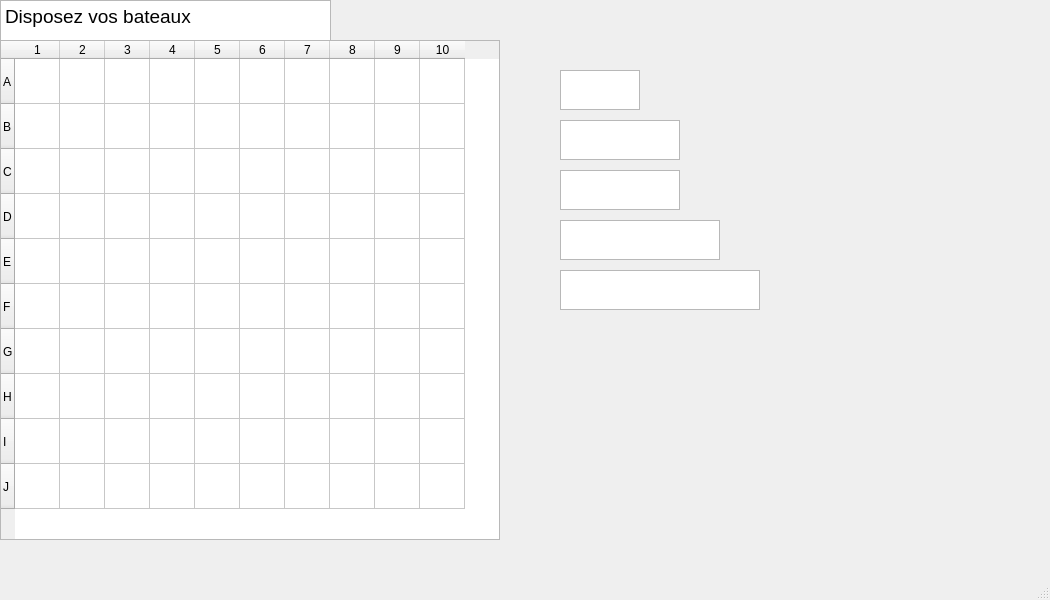
First picture: the form in shipchoice.ui, repository Mardaspan/BatailleNavale, before the edit.
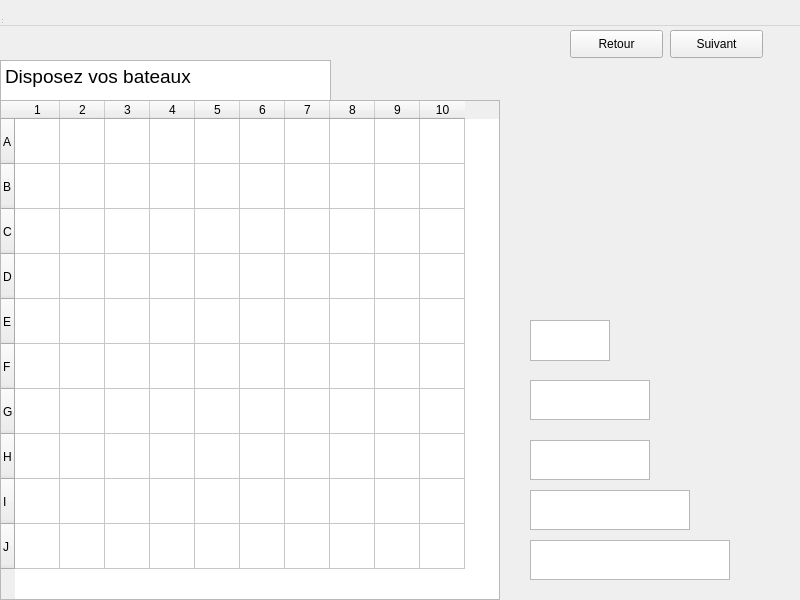
Second picture: the form after the edit.

```diff
--- a/shipchoice.ui
+++ b/shipchoice.ui
@@ -1,24 +1,32 @@
 <?xml version="1.0" encoding="UTF-8"?>
 <ui version="4.0">
  <class>ShipChoice</class>
- <widget class="QMainWindow" name="ShipChoice">
+ <widget class="QWidget" name="ShipChoice">
   <property name="geometry">
    <rect>
     <x>0</x>
     <y>0</y>
-    <width>1050</width>
+    <width>800</width>
     <height>600</height>
    </rect>
   </property>
   <property name="windowTitle">
    <string>Bataille Navale</string>
   </property>
-  <widget class="QWidget" name="centralwidget">
+  <widget class="QWidget" name="centralwidget" native="true">
+   <property name="geometry">
+    <rect>
+     <x>0</x>
+     <y>0</y>
+     <width>800</width>
+     <height>600</height>
+    </rect>
+   </property>
    <widget class="QTableWidget" name="tableWidget">
     <property name="geometry">
      <rect>
       <x>0</x>
-      <y>40</y>
+      <y>100</y>
       <width>500</width>
       <height>500</height>
      </rect>
@@ -106,7 +114,7 @@
     <property name="geometry">
      <rect>
       <x>0</x>
-      <y>0</y>
+      <y>60</y>
       <width>331</width>
       <height>41</height>
      </rect>
@@ -122,18 +130,30 @@
    <widget class="QGraphicsView" name="Destroyer1">
     <property name="geometry">
      <rect>
-      <x>560</x>
-      <y>70</y>
+      <x>530</x>
+      <y>320</y>
       <width>80</width>
-      <height>40</height>
+      <height>41</height>
      </rect>
     </property>
+    <property name="foregroundBrush">
+     <brush brushstyle="NoBrush">
+      <color alpha="255">
+       <red>255</red>
+       <green>0</green>
+       <blue>0</blue>
+      </color>
+     </brush>
+    </property>
+    <property name="interactive">
+     <bool>true</bool>
+    </property>
    </widget>
    <widget class="QGraphicsView" name="Submarine1">
     <property name="geometry">
      <rect>
-      <x>560</x>
-      <y>170</y>
+      <x>530</x>
+      <y>440</y>
       <width>120</width>
       <height>40</height>
      </rect>
@@ -142,8 +162,8 @@
    <widget class="QGraphicsView" name="Submarine2">
     <property name="geometry">
      <rect>
-      <x>560</x>
-      <y>120</y>
+      <x>530</x>
+      <y>380</y>
       <width>120</width>
       <height>40</height>
      </rect>
@@ -152,8 +172,8 @@
    <widget class="QGraphicsView" name="Submarine1_2">
     <property name="geometry">
      <rect>
-      <x>560</x>
-      <y>220</y>
+      <x>530</x>
+      <y>490</y>
       <width>160</width>
       <height>40</height>
      </rect>
@@ -162,13 +182,39 @@
    <widget class="QGraphicsView" name="Submarine1_3">
     <property name="geometry">
      <rect>
-      <x>560</x>
-      <y>270</y>
+      <x>530</x>
+      <y>540</y>
       <width>200</width>
       <height>40</height>
      </rect>
     </property>
    </widget>
+   <widget class="QPushButton" name="BoutonRetour">
+    <property name="geometry">
+     <rect>
+      <x>570</x>
+      <y>30</y>
+      <width>93</width>
+      <height>28</height>
+     </rect>
+    </property>
+    <property name="text">
+     <string>Retour</string>
+    </property>
+   </widget>
+   <widget class="QPushButton" name="BoutonSuivant">
+    <property name="geometry">
+     <rect>
+      <x>670</x>
+      <y>30</y>
+      <width>93</width>
+      <height>28</height>
+     </rect>
+    </property>
+    <property name="text">
+     <string>Suivant</string>
+    </property>
+   </widget>
   </widget>
   <widget class="QMenuBar" name="menubar">
    <property name="geometry">
@@ -180,7 +226,16 @@
     </rect>
    </property>
   </widget>
-  <widget class="QStatusBar" name="statusbar"/>
+  <widget class="QStatusBar" name="statusbar">
+   <property name="geometry">
+    <rect>
+     <x>0</x>
+     <y>0</y>
+     <width>3</width>
+     <height>25</height>
+    </rect>
+   </property>
+  </widget>
  </widget>
  <resources/>
  <connections/>
```
